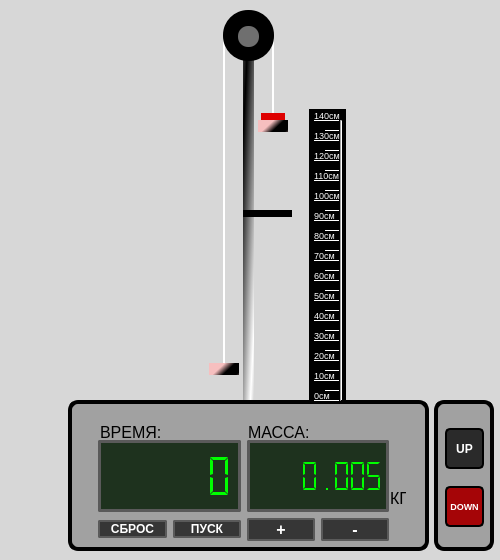
Codemaestro-Dmitry/Atwood_machine, file mainwindow.ui: the form before one commit.
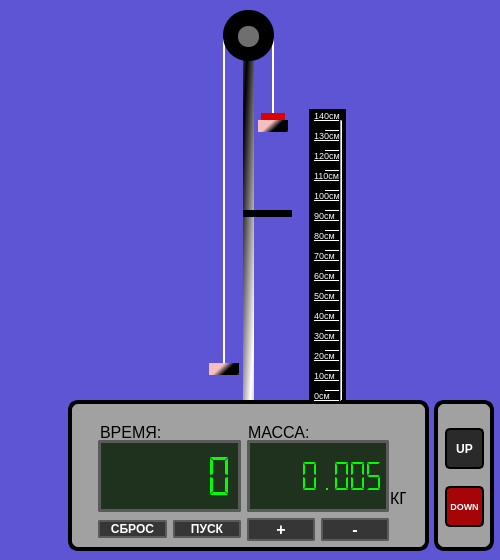
The form after the commit. Icons and pictures are not drawn.

The edit to the form file:
```diff
--- a/mainwindow.ui
+++ b/mainwindow.ui
@@ -20,8 +20,11 @@
   </property>
   <property name="styleSheet">
    <string notr="true">#MainWindow{
-	
 	background-color: rgb(215, 215, 215);
+	
+	
+	background-color: rgb(55, 0, 69);
+	background-color: rgb(94, 85, 213);
 }
 #podstavka{
 	background-color: rgb(161, 161, 161);
```
Left out of the diff: 10 changed lines with no effect on the pictures.
